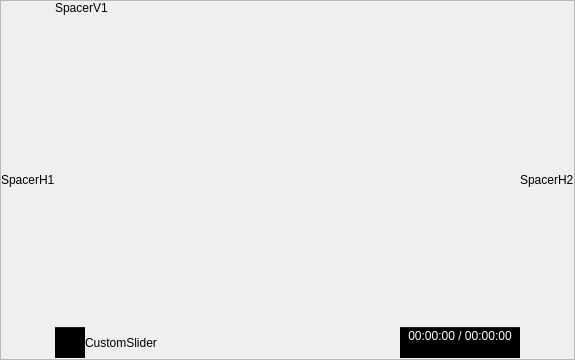
Above: wgt_QVideoPlayer.ui from boenki/ffdiaporama before the change. Below: the same form after it.
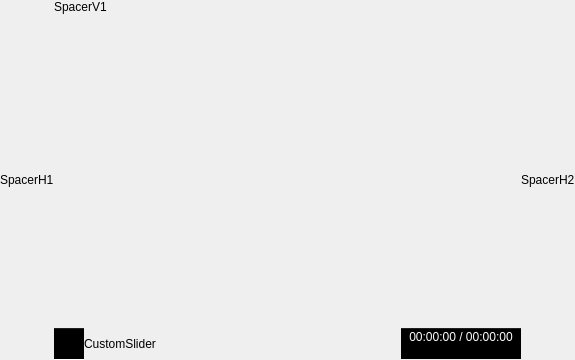
That is the form after the change. Icons and pictures are not drawn. Custom widgets are drawn as their Qt base class.

Diff of the .ui file:
```diff
--- a/wgt_QVideoPlayer.ui
+++ b/wgt_QVideoPlayer.ui
@@ -21,47 +21,6 @@
     <number>0</number>
    </property>
    <item>
-    <layout class="QHBoxLayout" name="PlayerDisplayLayout">
-     <property name="spacing">
-      <number>0</number>
-     </property>
-     <property name="margin">
-      <number>0</number>
-     </property>
-     <item>
-      <widget class="QScrollArea" name="scrollArea">
-       <property name="verticalScrollBarPolicy">
-        <enum>Qt::ScrollBarAlwaysOff</enum>
-       </property>
-       <property name="horizontalScrollBarPolicy">
-        <enum>Qt::ScrollBarAlwaysOff</enum>
-       </property>
-       <property name="widgetResizable">
-        <bool>true</bool>
-       </property>
-       <widget class="QWidget" name="scrollAreaWidgetContents">
-        <property name="geometry">
-         <rect>
-          <x>0</x>
-          <y>0</y>
-          <width>571</width>
-          <height>356</height>
-         </rect>
-        </property>
-        <property name="sizePolicy">
-         <sizepolicy hsizetype="Expanding" vsizetype="Expanding">
-          <horstretch>0</horstretch>
-          <verstretch>0</verstretch>
-         </sizepolicy>
-        </property>
-        <layout class="QHBoxLayout" name="horizontalLayout_2">
-         <property name="spacing">
-          <number>0</number>
-         </property>
-         <property name="margin">
-          <number>0</number>
-         </property>
-         <item>
           <widget class="QLabel" name="SpacerH1">
            <property name="text">
             <string notr="true">SpacerH1</string>
@@ -180,13 +139,13 @@
                <property name="minimumSize">
                 <size>
                  <width>0</width>
-                 <height>31</height>
+           <height>32</height>
                 </size>
                </property>
                <property name="maximumSize">
                 <size>
                  <width>16777215</width>
-                 <height>31</height>
+           <height>32</height>
                 </size>
                </property>
                <property name="frameShape">
@@ -332,12 +291,6 @@
             <string notr="true">SpacerH2</string>
            </property>
           </widget>
-         </item>
-        </layout>
-       </widget>
-      </widget>
-     </item>
-    </layout>
    </item>
   </layout>
  </widget>
```
Lines whose indentation alone changed are shown as unchanged.
